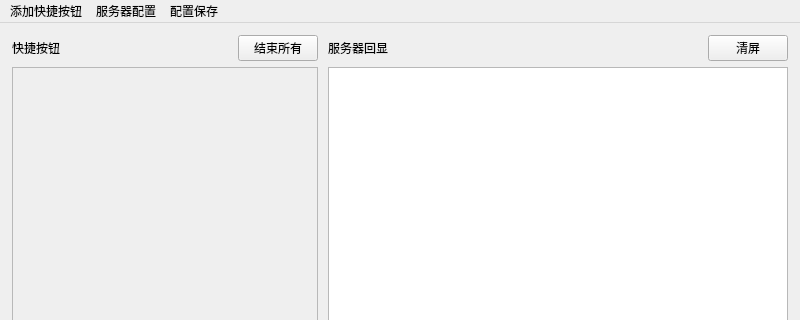
This is UI/MainWindow.ui in xingqi-git/OneClick as Qt 5 draws it before an edit; both pictures show x 0 to 800 and y 0 to 320 of the 800 by 600 pixel window. The edited form follows.
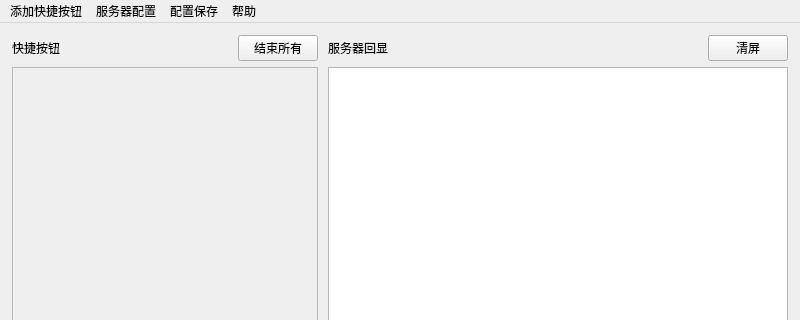
This is the edited form.

Commit message:
添加帮助说明
1.添加帮助说明
2.将脚本转移到monitor_scripts.py里
3.修复了windows中进程名带下划线时的bug

```diff
--- a/UI/MainWindow.ui
+++ b/UI/MainWindow.ui
@@ -311,9 +311,16 @@
     <addaction name="save_action"/>
     <addaction name="save_to_action_2"/>
    </widget>
+   <widget class="QMenu" name="menu_4">
+    <property name="title">
+     <string>帮助</string>
+    </property>
+    <addaction name="help_action"/>
+   </widget>
    <addaction name="menu"/>
    <addaction name="menu_2"/>
    <addaction name="menu_3"/>
+   <addaction name="menu_4"/>
   </widget>
   <action name="send_cmd_action">
    <property name="text">
```
Left out of the diff: 5 changed lines with no effect on the pictures. The commit also changes 7 other files.
